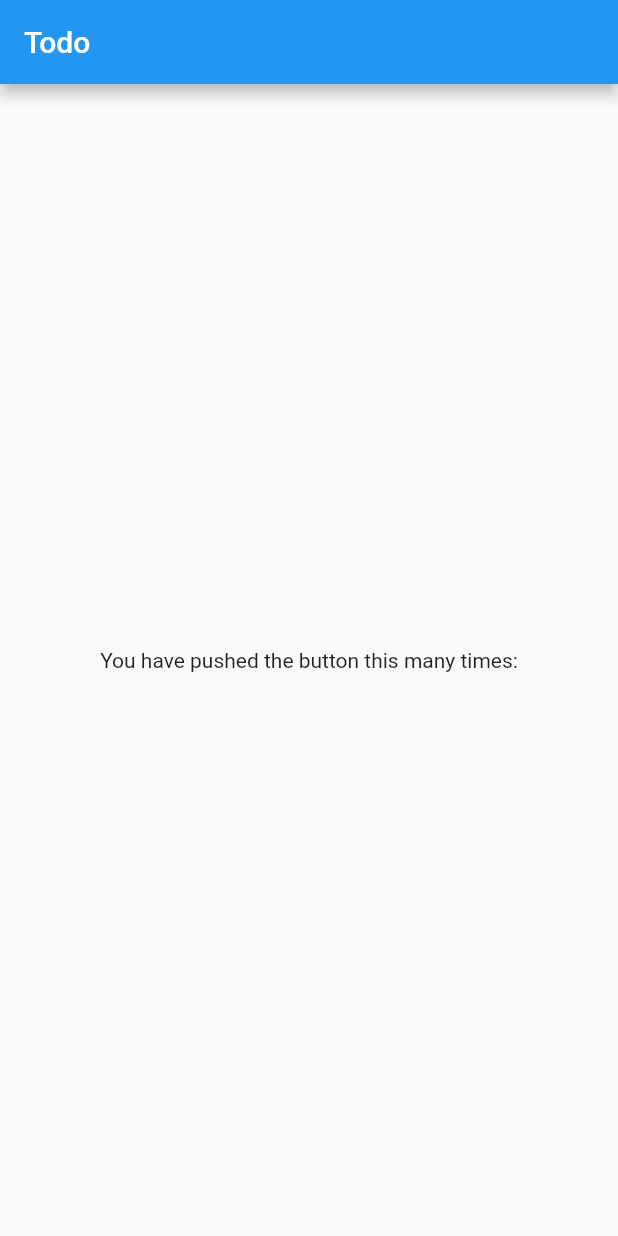
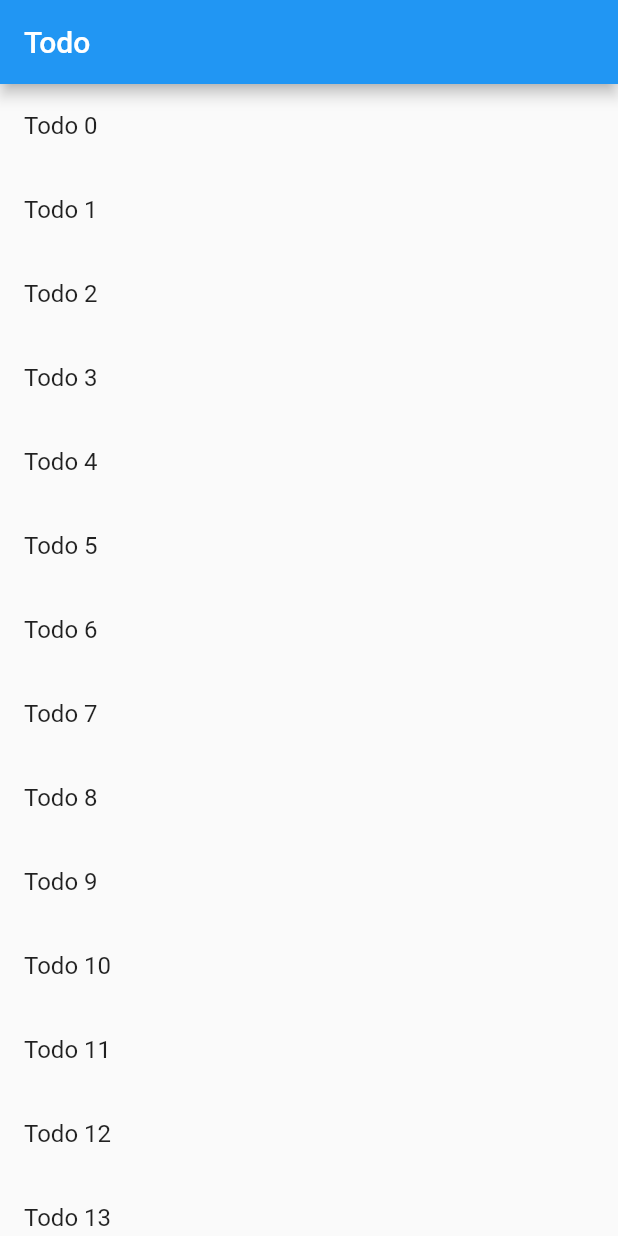
Before and after one commit to matsushitak/Todo-Flutter, a Flutter app: the screen it shows after launch, on a phone screen of 412 x 824 dp. Run offline on Flutter 3.47's test engine with Material 2 defaults, Android fonts, the phone set to English and light mode, and no system bars.

Commit message:
create todo list

```diff
--- a/lib/main.dart
+++ b/lib/main.dart
@@ -36,15 +36,12 @@ class _TodoPageState extends State<TodoPage> {
       appBar: AppBar(
         title: Text("Todo"),
       ),
-      body: Center(
-        child: Column(
-          mainAxisAlignment: MainAxisAlignment.center,
-          children: <Widget>[
-            Text(
-              'You have pushed the button this many times:',
-            ),
-          ],
-        ),
+      body: ListView.builder(
+        itemCount: widget.todos.length,
+        itemBuilder: (context, index) {
+          var todo = widget.todos[index];
+          return ListTile(title: Text(todo.title));
+        },
       ),
     );
   }
```
